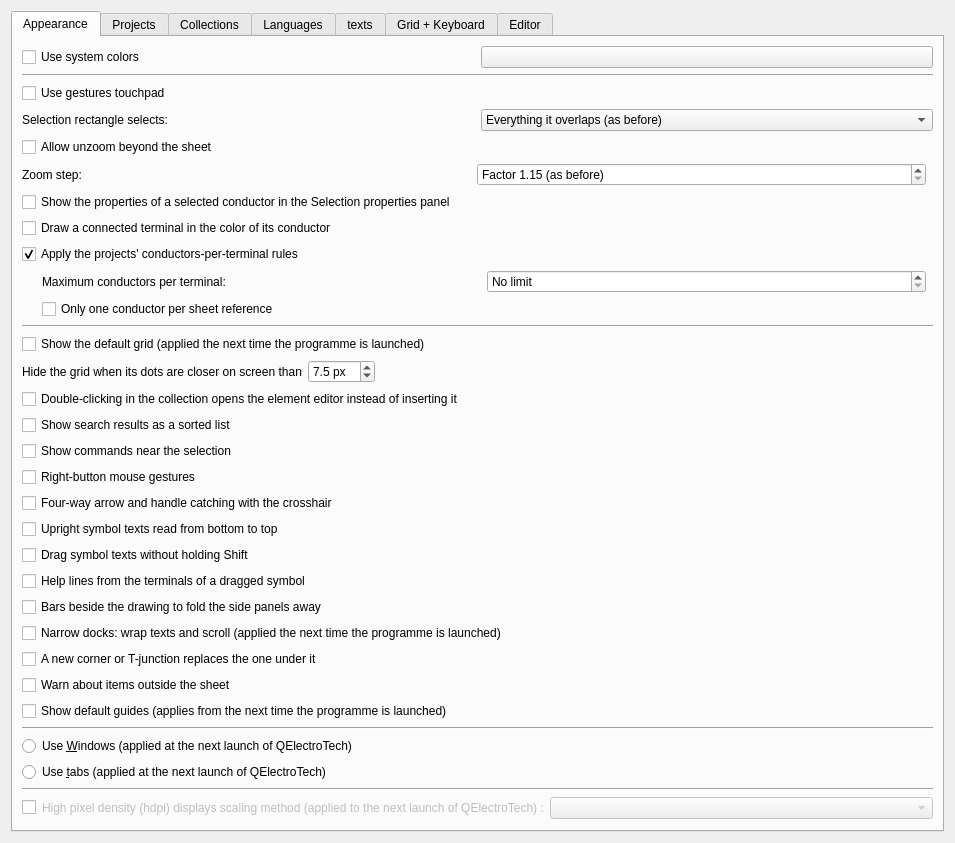
Qt form sources/ui/configpage/generalconfigurationpage.ui (qelectrotech/qelectrotech-source-mirror) before a commit.
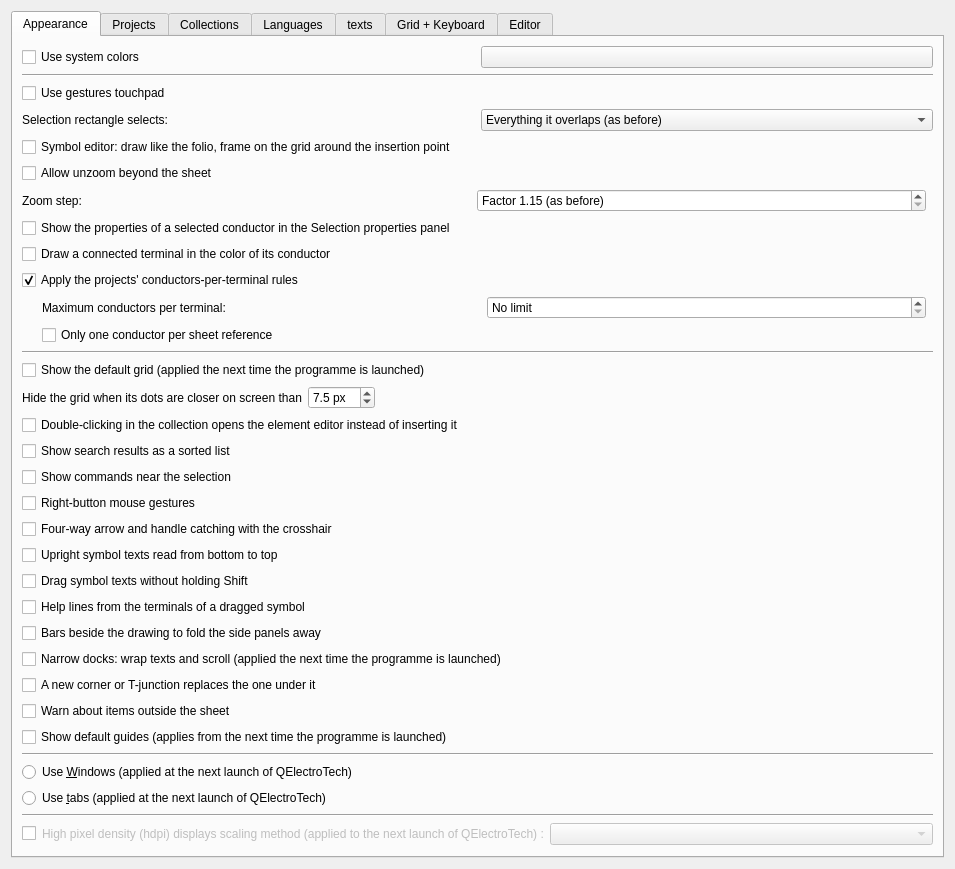
The same form after that commit. Custom widgets are drawn as their Qt base class.

Commit message:
Symbol editor: like the folio, insertion point set after drawing
An option draws the symbol editor like the folio: the sheet colour, its
grid dots and ink, inverted on a dark palette. The frame of the
definition is then shown and written on the grid around the origin,
which is no longer moved into the drawing on save.

"Set the insertion point": a click on a terminal or a grid point makes
it the origin, moving every part as one undo step.

The edit to the form file:
```diff
--- a/sources/ui/configpage/generalconfigurationpage.ui
+++ b/sources/ui/configpage/generalconfigurationpage.ui
@@ -89,6 +89,13 @@
          </item>
         </layout>
        </item>
+       <item>
+        <widget class="QCheckBox" name="m_editor_like_folio_cb">
+         <property name="text">
+          <string>Symbol editor: draw like the folio, frame on the grid around the insertion point</string>
+         </property>
+        </widget>
+       </item>
        <item>
         <widget class="QCheckBox" name="m_zoom_out_beyond_folio">
          <property name="text">
```
Left out of the diff: 1 changed line with no effect on the pictures. The commit also changes 11 other files.
